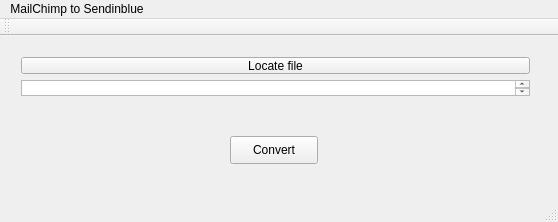
Above: mainwindow.ui from Seres67/QT5-MailChimp_to_Sendinblue before the change. Below: the same form after it.
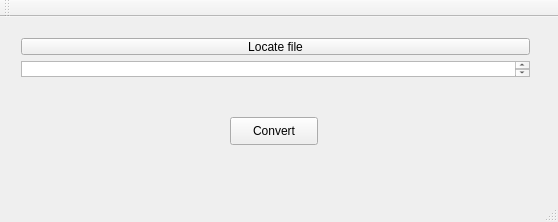
That is the form after the change.

Commit message: changed window title

Diff of the .ui file:
```diff
--- a/mainwindow.ui
+++ b/mainwindow.ui
@@ -59,12 +59,6 @@
      <height>25</height>
     </rect>
    </property>
-   <widget class="QMenu" name="menuMailChimp_to_Sendinblue">
-    <property name="title">
-     <string>MailChimp to Sendinblue</string>
-    </property>
-   </widget>
-   <addaction name="menuMailChimp_to_Sendinblue"/>
   </widget>
   <widget class="QToolBar" name="mainToolBar">
    <attribute name="toolBarArea">
```
Left out of the diff: 2 changed lines with no effect on the pictures.
